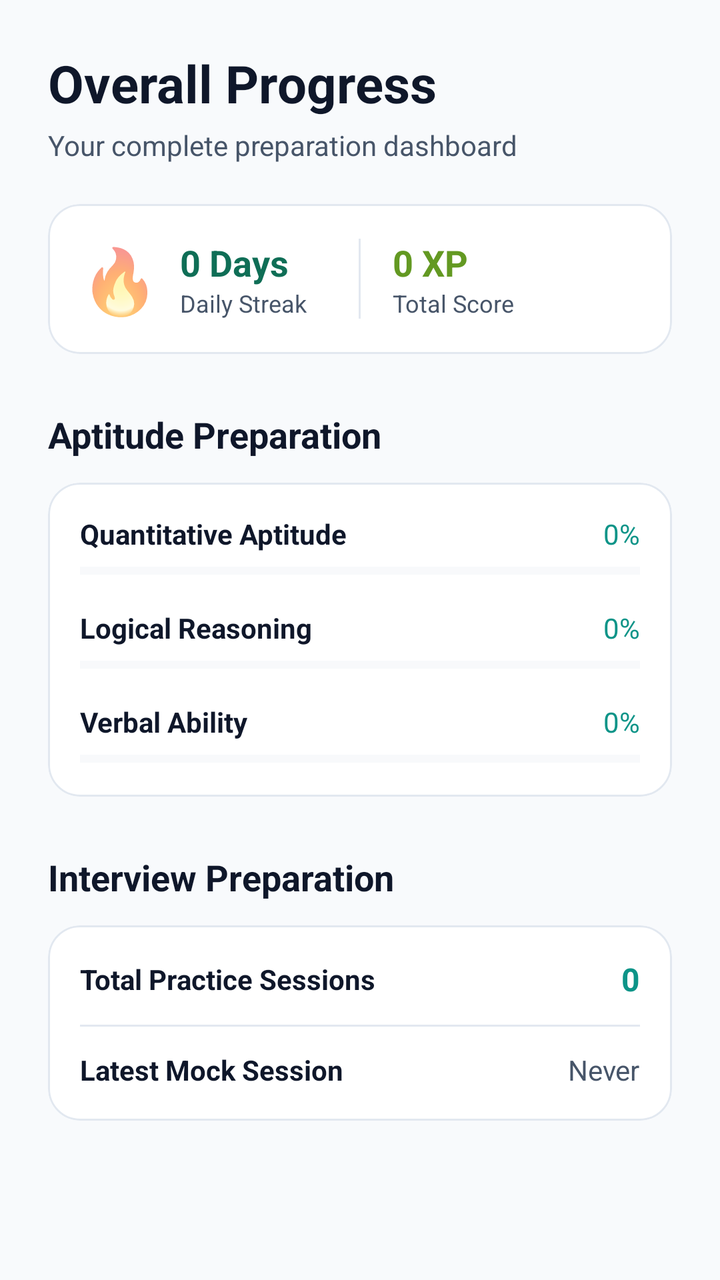
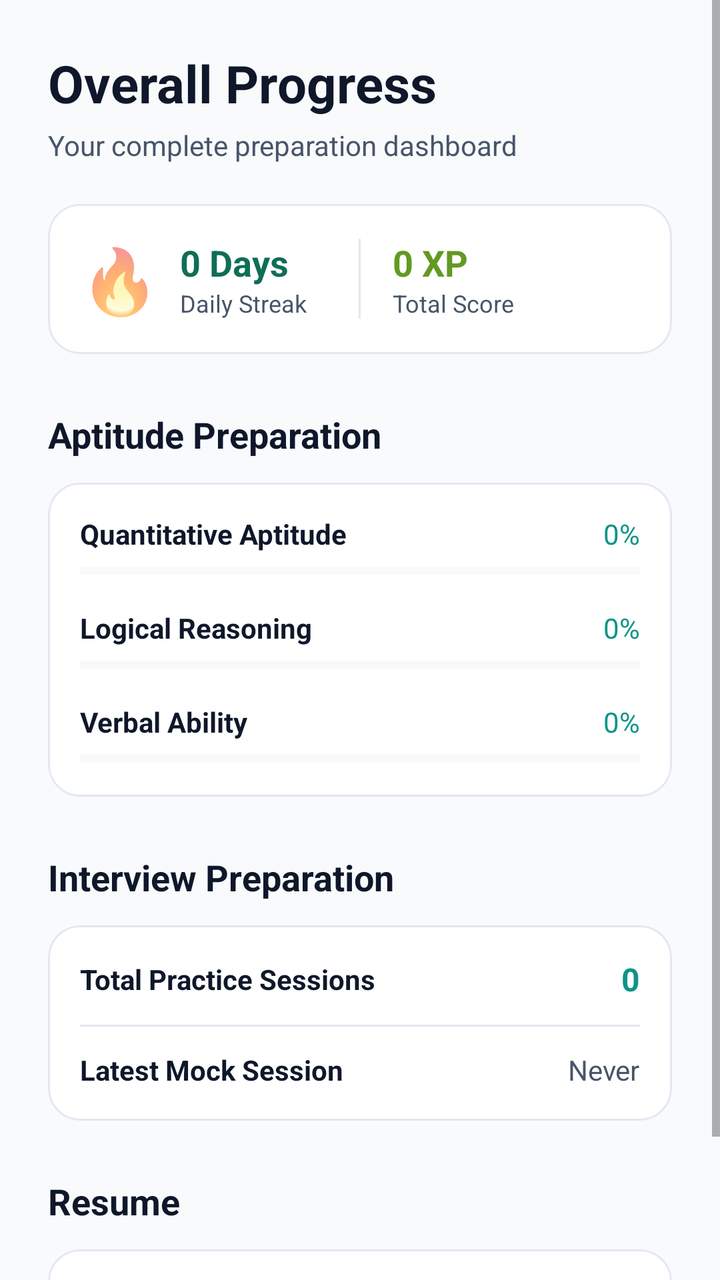

The first picture is an Android layout as it rendered before a commit; the second is the same layout after the commit. The layout source and the unified diff follow.
<!-- AndroidManifest.xml: application theme Theme.AIInterviewCoach -->
<!-- res/layout/fragment_home.xml -->
<?xml version="1.0" encoding="utf-8"?>
<ScrollView xmlns:android="http://schemas.android.com/apk/res/android"
    xmlns:app="http://schemas.android.com/apk/res-auto"
    xmlns:tools="http://tools.android.com/tools"
    android:layout_width="match_parent"
    android:layout_height="match_parent"
    android:fillViewport="true"
    android:background="@color/bg"
    android:fitsSystemWindows="true">

    <androidx.constraintlayout.widget.ConstraintLayout
        android:layout_width="match_parent"
        android:layout_height="wrap_content"
        android:padding="24dp">

        
        <TextView
            android:id="@+id/tvHomeTitle"
            android:layout_width="wrap_content"
            android:layout_height="wrap_content"
            android:text="Overall Progress"
            android:textColor="@color/text_primary"
            android:textSize="26sp"
            android:textStyle="bold"
            app:layout_constraintTop_toTopOf="parent"
            app:layout_constraintStart_toStartOf="parent" />

        <TextView
            android:id="@+id/tvHomeSubtitle"
            android:layout_width="0dp"
            android:layout_height="wrap_content"
            android:text="Your complete preparation dashboard"
            android:textColor="@color/text_secondary"
            android:textSize="14sp"
            android:layout_marginTop="4dp"
            app:layout_constraintTop_toBottomOf="@id/tvHomeTitle"
            app:layout_constraintStart_toStartOf="parent"
            app:layout_constraintEnd_toEndOf="parent" />

        
        <com.google.android.material.card.MaterialCardView
            android:id="@+id/cvSummary"
            android:layout_width="match_parent"
            android:layout_height="wrap_content"
            android:layout_marginTop="20dp"
            app:cardCornerRadius="16dp"
            app:cardElevation="0dp"
            app:strokeColor="@color/border"
            app:strokeWidth="1dp"
            app:cardBackgroundColor="@color/surface"
            app:layout_constraintTop_toBottomOf="@id/tvHomeSubtitle"
            app:layout_constraintStart_toStartOf="parent">

            <LinearLayout
                android:layout_width="match_parent"
                android:layout_height="wrap_content"
                android:orientation="horizontal"
                android:padding="16dp"
                android:gravity="center_vertical">

                
                <LinearLayout
                    android:layout_width="0dp"
                    android:layout_height="wrap_content"
                    android:layout_weight="1"
                    android:orientation="horizontal"
                    android:gravity="center_vertical">

                    <TextView
                        android:layout_width="wrap_content"
                        android:layout_height="wrap_content"
                        android:text="🔥"
                        android:textSize="32sp" />

                    <LinearLayout
                        android:layout_width="wrap_content"
                        android:layout_height="wrap_content"
                        android:orientation="vertical"
                        android:layout_marginStart="10dp">

                        <TextView
                            android:id="@+id/tvStreakCount"
                            android:layout_width="wrap_content"
                            android:layout_height="wrap_content"
                            android:text="0 Days"
                            android:textColor="#0F6E56"
                            android:textSize="18sp"
                            android:textStyle="bold" />

                        <TextView
                            android:layout_width="wrap_content"
                            android:layout_height="wrap_content"
                            android:text="Daily Streak"
                            android:textColor="@color/text_secondary"
                            android:textSize="12sp" />
                    </LinearLayout>
                </LinearLayout>

                
                <View
                    android:layout_width="1dp"
                    android:layout_height="40dp"
                    android:background="@color/border"
                    android:layout_marginHorizontal="16dp" />

                
                <LinearLayout
                    android:layout_width="0dp"
                    android:layout_height="wrap_content"
                    android:layout_weight="1"
                    android:orientation="vertical">

                    <TextView
                        android:id="@+id/tvXpDisplay"
                        android:layout_width="wrap_content"
                        android:layout_height="wrap_content"
                        android:text="0 XP"
                        android:textColor="#639922"
                        android:textSize="18sp"
                        android:textStyle="bold" />

                    <TextView
                        android:layout_width="wrap_content"
                        android:layout_height="wrap_content"
                        android:text="Total Score"
                        android:textColor="@color/text_secondary"
                        android:textSize="12sp" />
                </LinearLayout>
            </LinearLayout>
        </com.google.android.material.card.MaterialCardView>

        
        <TextView
            android:id="@+id/tvAptitudeHeader"
            android:layout_width="wrap_content"
            android:layout_height="wrap_content"
            android:text="Aptitude Preparation"
            android:textColor="@color/text_primary"
            android:textSize="18sp"
            android:textStyle="bold"
            android:layout_marginTop="28dp"
            app:layout_constraintTop_toBottomOf="@id/cvSummary"
            app:layout_constraintStart_toStartOf="parent" />

        <com.google.android.material.card.MaterialCardView
            android:id="@+id/cvAptitudeProgress"
            android:layout_width="match_parent"
            android:layout_height="wrap_content"
            android:layout_marginTop="12dp"
            app:cardCornerRadius="16dp"
            app:cardElevation="0dp"
            app:strokeColor="@color/border"
            app:strokeWidth="1dp"
            app:cardBackgroundColor="@color/surface"
            app:layout_constraintTop_toBottomOf="@id/tvAptitudeHeader"
            app:layout_constraintStart_toStartOf="parent">

            <LinearLayout
                android:layout_width="match_parent"
                android:layout_height="wrap_content"
                android:orientation="vertical"
                android:padding="16dp">

                
                <LinearLayout
                    android:layout_width="match_parent"
                    android:layout_height="wrap_content"
                    android:orientation="vertical">
                    <LinearLayout
                        android:layout_width="match_parent"
                        android:layout_height="wrap_content"
                        android:orientation="horizontal">
                        <TextView
                            android:layout_width="0dp"
                            android:layout_height="wrap_content"
                            android:layout_weight="1"
                            android:text="Quantitative Aptitude"
                            android:textColor="@color/text_primary"
                            android:textStyle="bold"
                            android:textSize="14sp" />
                        <TextView
                            android:id="@+id/tvQuantPercent"
                            android:layout_width="wrap_content"
                            android:layout_height="wrap_content"
                            android:text="0%"
                            android:textColor="@color/primary"
                            android:textSize="14sp" />
                    </LinearLayout>
                    <ProgressBar
                        android:id="@+id/pbQuantitative"
                        style="@style/Widget.AppCompat.ProgressBar.Horizontal"
                        android:layout_width="match_parent"
                        android:layout_height="6dp"
                        android:layout_marginTop="6dp"
                        android:progress="0"
                        android:progressTint="#5DCAA5"
                        android:progressBackgroundTint="@color/border" />
                </LinearLayout>

                
                <LinearLayout
                    android:layout_width="match_parent"
                    android:layout_height="wrap_content"
                    android:orientation="vertical"
                    android:layout_marginTop="16dp">
                    <LinearLayout
                        android:layout_width="match_parent"
                        android:layout_height="wrap_content"
                        android:orientation="horizontal">
                        <TextView
                            android:layout_width="0dp"
                            android:layout_height="wrap_content"
                            android:layout_weight="1"
                            android:text="Logical Reasoning"
                            android:textColor="@color/text_primary"
                            android:textStyle="bold"
                            android:textSize="14sp" />
                        <TextView
                            android:id="@+id/tvLogicalPercent"
                            android:layout_width="wrap_content"
                            android:layout_height="wrap_content"
                            android:text="0%"
                            android:textColor="@color/primary"
                            android:textSize="14sp" />
                    </LinearLayout>
                    <ProgressBar
                        android:id="@+id/pbLogical"
                        style="@style/Widget.AppCompat.ProgressBar.Horizontal"
                        android:layout_width="match_parent"
                        android:layout_height="6dp"
                        android:layout_marginTop="6dp"
                        android:progress="0"
                        android:progressTint="#5DCAA5"
                        android:progressBackgroundTint="@color/border" />
                </LinearLayout>

                
                <LinearLayout
                    android:layout_width="match_parent"
                    android:layout_height="wrap_content"
                    android:orientation="vertical"
                    android:layout_marginTop="16dp">
                    <LinearLayout
                        android:layout_width="match_parent"
                        android:layout_height="wrap_content"
                        android:orientation="horizontal">
                        <TextView
                            android:layout_width="0dp"
                            android:layout_height="wrap_content"
                            android:layout_weight="1"
                            android:text="Verbal Ability"
                            android:textColor="@color/text_primary"
                            android:textStyle="bold"
                            android:textSize="14sp" />
                        <TextView
                            android:id="@+id/tvVerbalPercent"
                            android:layout_width="wrap_content"
                            android:layout_height="wrap_content"
                            android:text="0%"
                            android:textColor="@color/primary"
                            android:textSize="14sp" />
                    </LinearLayout>
                    <ProgressBar
                        android:id="@+id/pbVerbal"
                        style="@style/Widget.AppCompat.ProgressBar.Horizontal"
                        android:layout_width="match_parent"
                        android:layout_height="6dp"
                        android:layout_marginTop="6dp"
                        android:progress="0"
                        android:progressTint="#5DCAA5"
                        android:progressBackgroundTint="@color/border" />
                </LinearLayout>

            </LinearLayout>
        </com.google.android.material.card.MaterialCardView>

        
        <TextView
            android:id="@+id/tvInterviewHeader"
            android:layout_width="wrap_content"
            android:layout_height="wrap_content"
            android:text="Interview Preparation"
            android:textColor="@color/text_primary"
            android:textSize="18sp"
            android:textStyle="bold"
            android:layout_marginTop="28dp"
            app:layout_constraintTop_toBottomOf="@id/cvAptitudeProgress"
            app:layout_constraintStart_toStartOf="parent" />

        <com.google.android.material.card.MaterialCardView
            android:id="@+id/cvInterviewStats"
            android:layout_width="match_parent"
            android:layout_height="wrap_content"
            android:layout_marginTop="12dp"
            app:cardCornerRadius="16dp"
            app:cardElevation="0dp"
            app:strokeColor="@color/border"
            app:strokeWidth="1dp"
            app:cardBackgroundColor="@color/surface"
            app:layout_constraintTop_toBottomOf="@id/tvInterviewHeader"
            app:layout_constraintStart_toStartOf="parent">

            <LinearLayout
                android:layout_width="match_parent"
                android:layout_height="wrap_content"
                android:orientation="vertical"
                android:padding="16dp">

                
                <LinearLayout
                    android:layout_width="match_parent"
                    android:layout_height="wrap_content"
                    android:orientation="horizontal"
                    android:gravity="center_vertical">
                    <TextView
                        android:layout_width="0dp"
                        android:layout_height="wrap_content"
                        android:layout_weight="1"
                        android:text="Total Practice Sessions"
                        android:textColor="@color/text_primary"
                        android:textStyle="bold"
                        android:textSize="14sp" />
                    <TextView
                        android:id="@+id/tvTotalSessionsCount"
                        android:layout_width="wrap_content"
                        android:layout_height="wrap_content"
                        android:text="0"
                        android:textColor="@color/primary"
                        android:textStyle="bold"
                        android:textSize="16sp" />
                </LinearLayout>

                
                <View
                    android:layout_width="match_parent"
                    android:layout_height="1dp"
                    android:background="@color/border"
                    android:layout_marginVertical="12dp" />

                
                <LinearLayout
                    android:layout_width="match_parent"
                    android:layout_height="wrap_content"
                    android:orientation="horizontal"
                    android:gravity="center_vertical">
                    <TextView
                        android:layout_width="0dp"
                        android:layout_height="wrap_content"
                        android:layout_weight="1"
                        android:text="Latest Mock Session"
                        android:textColor="@color/text_primary"
                        android:textStyle="bold"
                        android:textSize="14sp" />
                    <TextView
                        android:id="@+id/tvLastSessionText"
                        android:layout_width="wrap_content"
                        android:layout_height="wrap_content"
                        android:text="Never"
                        android:textColor="@color/text_secondary"
                        android:textSize="14sp" />
                </LinearLayout>

            </LinearLayout>
        </com.google.android.material.card.MaterialCardView>

    </androidx.constraintlayout.widget.ConstraintLayout>
</ScrollView>
<!-- resources referenced by this layout -->
<resources>
  <color name="bg">#F8FAFC</color>
  <color name="border">#E2E8F0</color>
  <color name="primary">#0D9488</color>
  <color name="surface">#FFFFFF</color>
  <color name="text_primary">#0F172A</color>
  <color name="text_secondary">#475569</color>
  <style name="Theme.AIInterviewCoach" parent="Theme.MaterialComponents.DayNight.NoActionBar">
          
          <item name="colorPrimary">@color/primary</item>
          <item name="colorPrimaryVariant">@color/primary_dark</item>
          <item name="colorOnPrimary">@color/surface</item>
  
          
          <item name="colorSecondary">@color/secondary</item>
          <item name="colorSecondaryVariant">@color/secondary</item>
          <item name="colorOnSecondary">@color/surface</item>
  
          
          <item name="android:windowBackground">@color/bg</item>
          <item name="colorSurface">@color/surface</item>
          <item name="colorOnSurface">@color/text_primary</item>
  
          
          <item name="colorError">@color/danger</item>
          <item name="colorOnError">@color/surface</item>
  
          
          <item name="android:statusBarColor">@color/bg</item>
          <item name="android:windowLightStatusBar">true</item>
      </style>
  <color name="primary_dark">#0F766E</color>
  <color name="secondary">#0284C7</color>
  <color name="danger">#EF4444</color>
</resources>

<!-- the commit's change to res/layout/fragment_home.xml (unified diff, before → after) -->
@@ -363,5 +363,80 @@
             </LinearLayout>
         </com.google.android.material.card.MaterialCardView>
 
+        
+        <TextView
+            android:id="@+id/tvResumeHeader"
+            android:layout_width="wrap_content"
+            android:layout_height="wrap_content"
+            android:text="Resume"
+            android:textColor="@color/text_primary"
+            android:textSize="18sp"
+            android:textStyle="bold"
+            android:layout_marginTop="28dp"
+            app:layout_constraintTop_toBottomOf="@id/cvInterviewStats"
+            app:layout_constraintStart_toStartOf="parent" />
+
+        <com.google.android.material.card.MaterialCardView
+            android:id="@+id/cvResumeStatus"
+            android:layout_width="match_parent"
+            android:layout_height="wrap_content"
+            android:layout_marginTop="12dp"
+            android:clickable="true"
+            android:focusable="true"
+            app:cardCornerRadius="16dp"
+            app:cardElevation="0dp"
+            app:strokeColor="@color/border"
+            app:strokeWidth="1dp"
+            app:cardBackgroundColor="@color/surface"
+            app:layout_constraintTop_toBottomOf="@id/tvResumeHeader"
+            app:layout_constraintStart_toStartOf="parent">
+
+            <LinearLayout
+                android:layout_width="match_parent"
+                android:layout_height="wrap_content"
+                android:orientation="horizontal"
+                android:padding="16dp"
+                android:gravity="center_vertical">
+
+                <ImageView
+                    android:layout_width="40dp"
+                    android:layout_height="40dp"
+                    android:src="@drawable/ic_resume"
+                    app:tint="#0F6E56" />
+
+                <LinearLayout
+                    android:layout_width="0dp"
+                    android:layout_height="wrap_content"
+                    android:layout_weight="1"
+                    android:orientation="vertical"
+                    android:layout_marginStart="14dp">
+
+                    <TextView
+                        android:layout_width="wrap_content"
+                        android:layout_height="wrap_content"
+                        android:text="Resume Analysis"
+                        android:textColor="@color/text_primary"
+                        android:textStyle="bold"
+                        android:textSize="15sp" />
+
+                    <TextView
+                        android:id="@+id/tvResumeStatusTeaser"
+                        android:layout_width="wrap_content"
+                        android:layout_height="wrap_content"
+                        android:text="Not uploaded yet"
+                        android:textColor="@color/text_secondary"
+                        android:textSize="13sp"
+                        android:layout_marginTop="2dp" />
+                </LinearLayout>
+
+                <ImageView
+                    android:layout_width="20dp"
+                    android:layout_height="20dp"
+                    android:src="@drawable/ic_chevron_right"
+                    android:contentDescription="Open Resume" />
+
+            </LinearLayout>
+        </com.google.android.material.card.MaterialCardView>
+
     </androidx.constraintlayout.widget.ConstraintLayout>
 </ScrollView>
<!-- resource entries referenced after the edit -->
@@ -6,6 +6,29 @@
   <color name="surface">#FFFFFF</color>
   <color name="text_primary">#0F172A</color>
   <color name="text_secondary">#475569</color>
+  <!-- drawable ic_chevron_right (drawable) -->
+  <vector xmlns:android="http://schemas.android.com/apk/res/android"
+      android:width="24dp"
+      android:height="24dp"
+      android:viewportWidth="24"
+      android:viewportHeight="24">
+    <path
+        android:fillColor="#64748B"
+        android:pathData="M10,6L8.59,7.41L13.17,12l-4.58,4.59L10,18l6,-6z"/>
+  </vector>
+  <!-- drawable ic_resume (drawable) -->
+  <?xml version="1.0" encoding="utf-8"?>
+  <vector xmlns:android="http://schemas.android.com/apk/res/android"
+      android:width="24dp"
+      android:height="24dp"
+      android:viewportWidth="24"
+      android:viewportHeight="24"
+      android:tint="?attr/colorControlNormal">
+      
+      <path
+          android:fillColor="@android:color/white"
+          android:pathData="M14,2H6C4.9,2 4.01,2.9 4.01,4L4,20c0,1.1 0.89,2 1.99,2H18c1.1,0 2,-0.9 2,-2V8L14,2zM6,20V4h7v5h5v11H6zM8,15.01V17h2c0,0 1.8,-1.82 1.93,-1.96l-1.66,-1.65L8,15.01zM14.78,11.03c-0.18,-0.18 -0.5,-0.18 -0.67,0l-0.97,0.97l1.66,1.66l0.97,-0.97c0.18,-0.18 0.18,-0.5 0,-0.67L14.78,11.03z" />
+  </vector>
   <style name="Theme.AIInterviewCoach" parent="Theme.MaterialComponents.DayNight.NoActionBar">
           
           <item name="colorPrimary">@color/primary</item>
